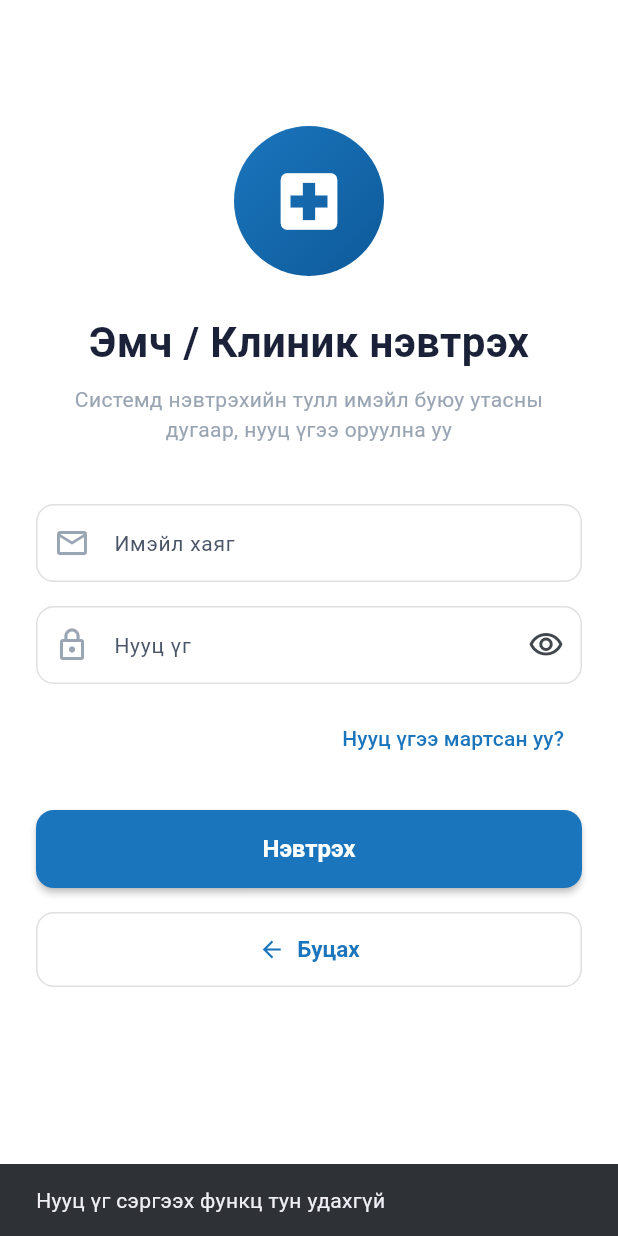
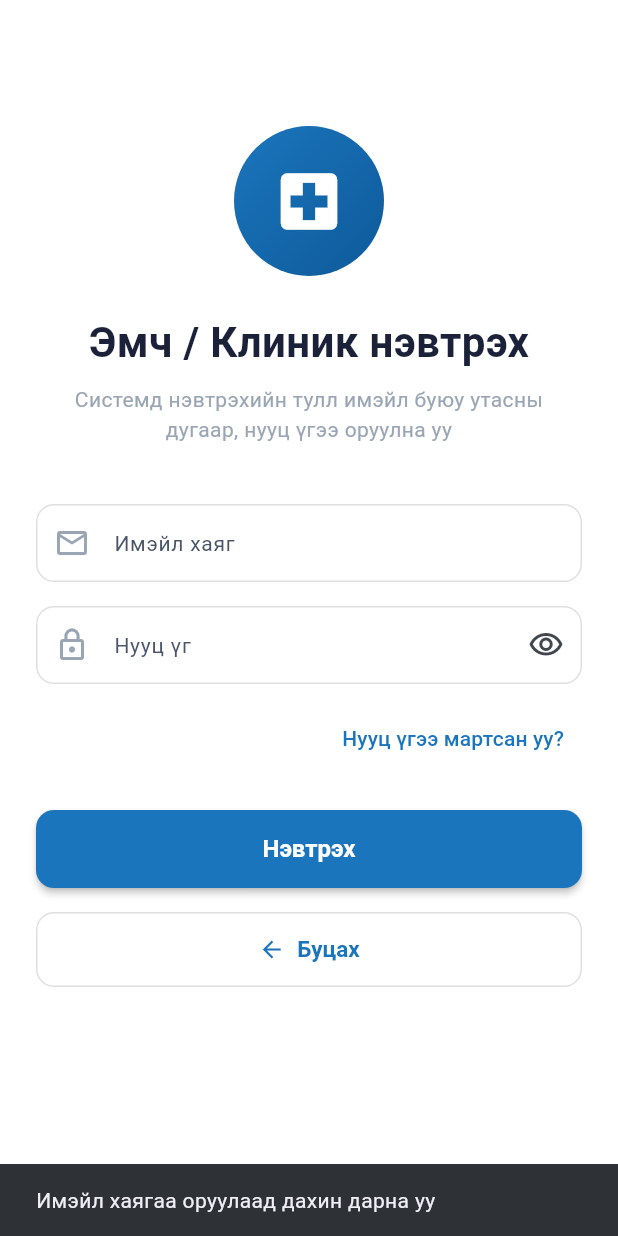
Before and after one commit to dashdondog/Spark, a Flutter app: the ClinicLoginPage screen opened directly, after a tap on "Нууц үгээ мартсан уу?", on a phone screen of 412 x 824 dp. Run offline on Flutter 3.47's test engine with Material 3 defaults, Android fonts, the phone set to English and light mode, and no system bars; our stand-ins replace cached_network_image, cloud_firestore, firebase_auth, firebase_core, firebase_storage, flutter_map and 5 more; accounts and stored records are empty.

Commit message:
Fix clinic_login_page: wire Firebase auth, forgot password, error display
Co-Authored-By: Claude Sonnet 4.6 <noreply@anthropic.com>

```diff
--- a/lib/pages/clinic_login_page.dart
+++ b/lib/pages/clinic_login_page.dart
@@ -1,5 +1,7 @@
 import 'package:flutter/material.dart';
 import 'package:go_router/go_router.dart';
+import 'package:provider/provider.dart';
+import '../providers/auth_provider.dart';
 import '../theme/app_theme.dart';
 
 class ClinicLoginPage extends StatefulWidget {
@@ -15,6 +17,7 @@ class _ClinicLoginPageState extends State<ClinicLoginPage> {
   final _passwordController = TextEditingController();
   bool _isLoading = false;
   bool _obscurePassword = true;
+  String? _error;
 
   @override
   void dispose() {
@@ -24,24 +27,42 @@ class _ClinicLoginPageState extends State<ClinicLoginPage> {
   }
 
   Future<void> _handleLogin() async {
-    if (!_formKey.currentState!.validate()) {
+    if (!_formKey.currentState!.validate()) return;
+    setState(() { _isLoading = true; _error = null; });
+
+    final auth = context.read<AuthProvider>();
+    final error = await auth.signIn(
+      _emailController.text.trim(),
+      _passwordController.text,
+    );
+
+    if (!mounted) return;
+    setState(() { _isLoading = false; _error = error; });
+    if (error == null) context.go('/company');
+  }
+
+  Future<void> _handleForgotPassword() async {
+    final email = _emailController.text.trim();
+    if (email.isEmpty) {
+      ScaffoldMessenger.of(context).showSnackBar(
+        const SnackBar(content: Text('Имэйл хаягаа оруулаад дахин дарна уу')),
+      );
       return;
     }
-
-    setState(() {
-      _isLoading = true;
-    });
-
-    // Simulate authentication delay
-    await Future.delayed(const Duration(seconds: 2));
-
-    // TODO: Implement actual authentication logic
-    // For now, we'll just navigate to the dashboard
-    if (mounted) {
-      setState(() {
-        _isLoading = false;
-      });
-      context.go('/company');
+    try {
+      await context.read<AuthProvider>().sendPasswordReset(email);
+      if (!mounted) return;
+      ScaffoldMessenger.of(context).showSnackBar(
+        const SnackBar(
+          content: Text('Нууц үг сэргээх имэйл илгээгдлээ'),
+          backgroundColor: Colors.green,
+        ),
+      );
+    } catch (_) {
+      if (!mounted) return;
+      ScaffoldMessenger.of(context).showSnackBar(
+        const SnackBar(content: Text('Имэйл илгээхэд алдаа гарлаа')),
+      );
     }
   }
 
@@ -59,6 +80,29 @@ class _ClinicLoginPageState extends State<ClinicLoginPage> {
               _buildHeader(),
               const SizedBox(height: 40),
               _buildLoginForm(),
+              if (_error != null) ...[
+                const SizedBox(height: 12),
+                Container(
+                  padding: const EdgeInsets.symmetric(horizontal: 14, vertical: 10),
+                  decoration: BoxDecoration(
+                    color: Colors.red.shade50,
+                    borderRadius: BorderRadius.circular(10),
+                    border: Border.all(color: Colors.red.shade200),
+                  ),
+                  child: Row(
+                    children: [
+                      Icon(Icons.error_outline, color: Colors.red.shade700, size: 18),
+                      const SizedBox(width: 8),
+                      Expanded(
+                        child: Text(
+                          _error!,
+                          style: TextStyle(color: Colors.red.shade700, fontSize: 13),
+                        ),
+                      ),
+                    ],
+                  ),
+                ),
+              ],
               const SizedBox(height: 24),
               _buildLoginButton(),
               const SizedBox(height: 16),
@@ -190,12 +234,7 @@ class _ClinicLoginPageState extends State<ClinicLoginPage> {
           Align(
             alignment: Alignment.centerRight,
             child: TextButton(
-              onPressed: () {
-                // TODO: Implement forgot password functionality
-                ScaffoldMessenger.of(context).showSnackBar(
-                  const SnackBar(content: Text('Нууц үг сэргээх функц тун удахгүй')),
-                );
-              },
+              onPressed: _handleForgotPassword,
               child: const Text(
                 'Нууц үгээ мартсан уу?',
                 style: TextStyle(
--- a/lib/providers/auth_provider.dart
+++ b/lib/providers/auth_provider.dart
@@ -40,6 +40,10 @@ class AuthProvider extends ChangeNotifier {
     await _auth.signOut();
   }
 
+  Future<void> sendPasswordReset(String email) async {
+    await _auth.sendPasswordResetEmail(email: email);
+  }
+
   String _errorMessage(String code) {
     switch (code) {
       case 'user-not-found':
```
Also changed, not shown: 1 other file.
